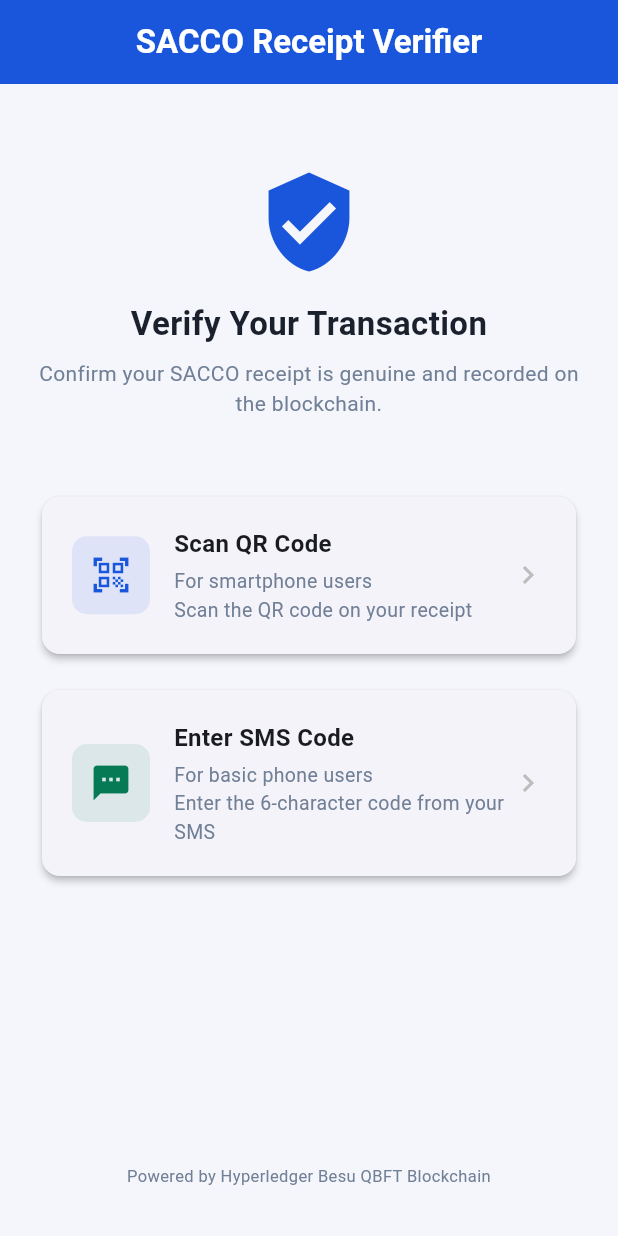
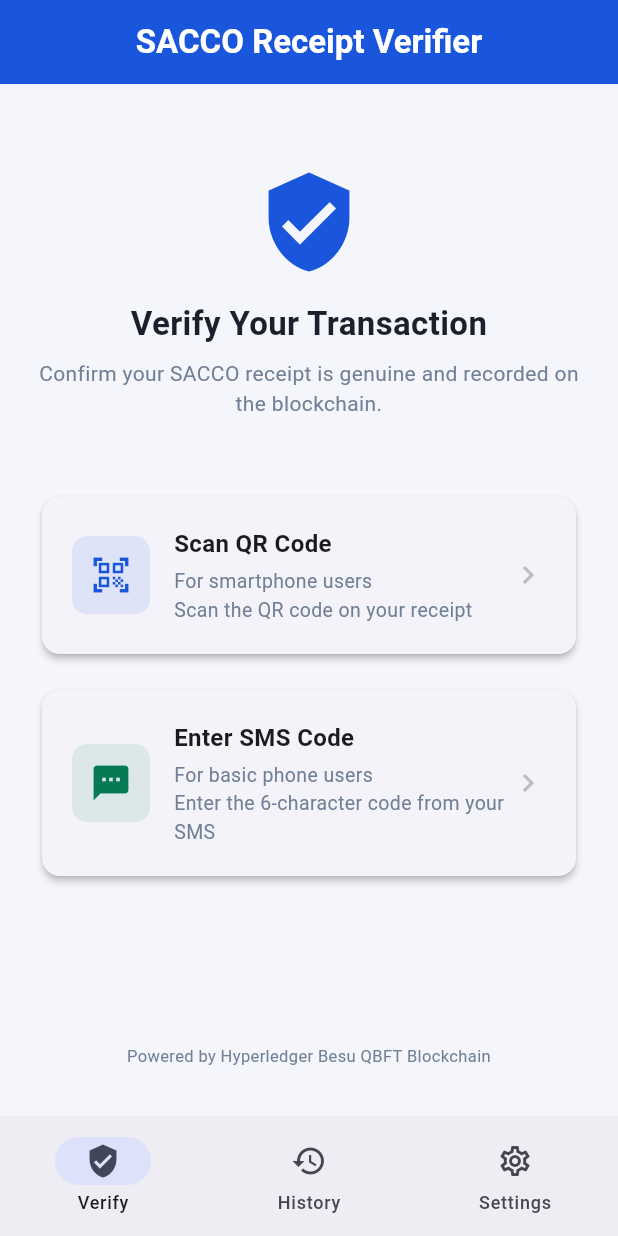
Before and after one commit to Edward-Ed4/sacco-middleware, a Flutter app: the screen it shows after launch, on a phone screen of 412 x 824 dp. Run offline on Flutter 3.47's test engine with Material 3 defaults, Android fonts, the light colour scheme and no system bars; our stand-ins replace flutter_secure_storage; missing offline and left inert: mobile_scanner; Roboto replaces fonts that are missing (Segoe UI).

Commit message:
feat(mobile): add bottom navigation shell with Verify, History and Settings tabs

```diff
--- a/mobile/lib/main.dart
+++ b/mobile/lib/main.dart
@@ -2,6 +2,8 @@ import 'package:flutter/material.dart';
 import 'package:provider/provider.dart';
 import 'providers/verification_provider.dart';
 import 'screens/home_screen.dart';
+import 'screens/history_screen.dart';
+import 'screens/settings_screen.dart';
 
 void main() {
   runApp(const SaccoVerifyApp());
@@ -23,24 +25,55 @@ class SaccoVerifyApp extends StatelessWidget {
             brightness: Brightness.light,
           ),
           useMaterial3: true,
-          fontFamily: 'Segoe UI',
-          appBarTheme: const AppBarTheme(
-            backgroundColor: Color(0xFF1A56DB),
-            foregroundColor: Colors.white,
-            elevation: 0,
-          ),
-          elevatedButtonTheme: ElevatedButtonThemeData(
-            style: ElevatedButton.styleFrom(
-              backgroundColor: const Color(0xFF1A56DB),
-              foregroundColor: Colors.white,
-              shape: RoundedRectangleBorder(
-                borderRadius: BorderRadius.circular(10),
-              ),
-            ),
-          ),
         ),
-        home: const HomeScreen(),
+        home: const MainShell(),
       ),
     );
   }
 }
+
+/// Bottom-navigation shell wrapping the three main sections.
+class MainShell extends StatefulWidget {
+  const MainShell({super.key});
+
+  @override
+  State<MainShell> createState() => _MainShellState();
+}
+
+class _MainShellState extends State<MainShell> {
+  int _index = 0;
+
+  static const _screens = [
+    HomeScreen(),
+    HistoryScreen(),
+    SettingsScreen(),
+  ];
+
+  @override
+  Widget build(BuildContext context) {
+    return Scaffold(
+      body: IndexedStack(index: _index, children: _screens),
+      bottomNavigationBar: NavigationBar(
+        selectedIndex: _index,
+        onDestinationSelected: (i) => setState(() => _index = i),
+        destinations: const [
+          NavigationDestination(
+            icon: Icon(Icons.verified_user_outlined),
+            selectedIcon: Icon(Icons.verified_user),
+            label: 'Verify',
+          ),
+          NavigationDestination(
+            icon: Icon(Icons.history_outlined),
+            selectedIcon: Icon(Icons.history),
+            label: 'History',
+          ),
+          NavigationDestination(
+            icon: Icon(Icons.settings_outlined),
+            selectedIcon: Icon(Icons.settings),
+            label: 'Settings',
+          ),
+        ],
+      ),
+    );
+  }
+}
```
